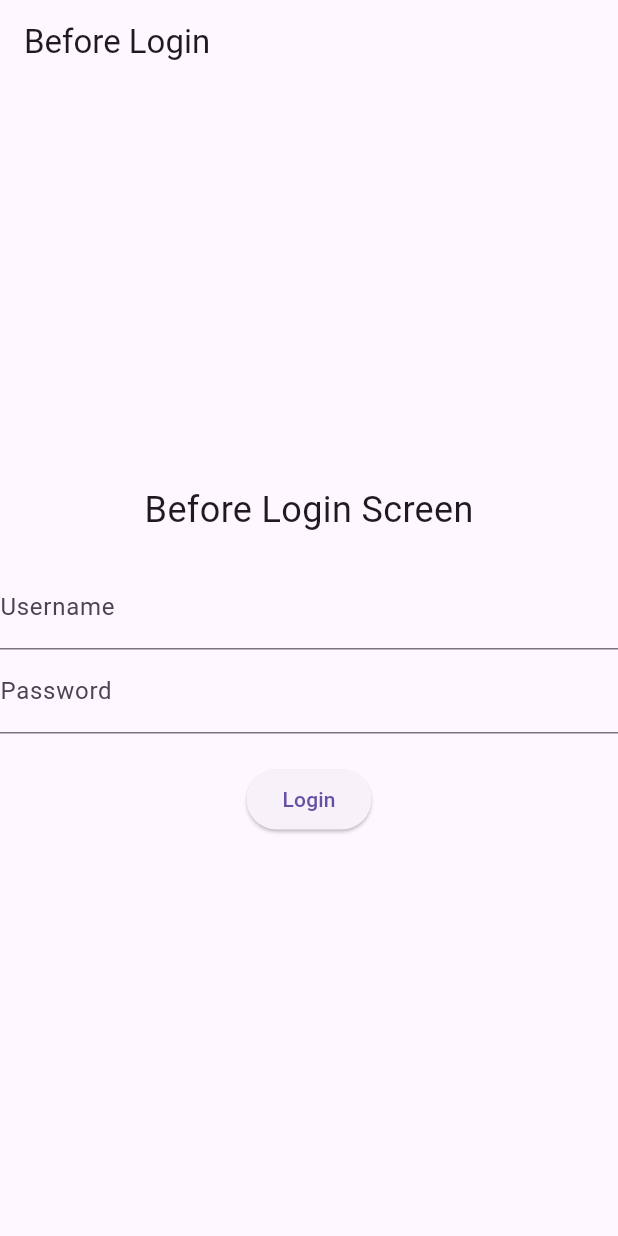
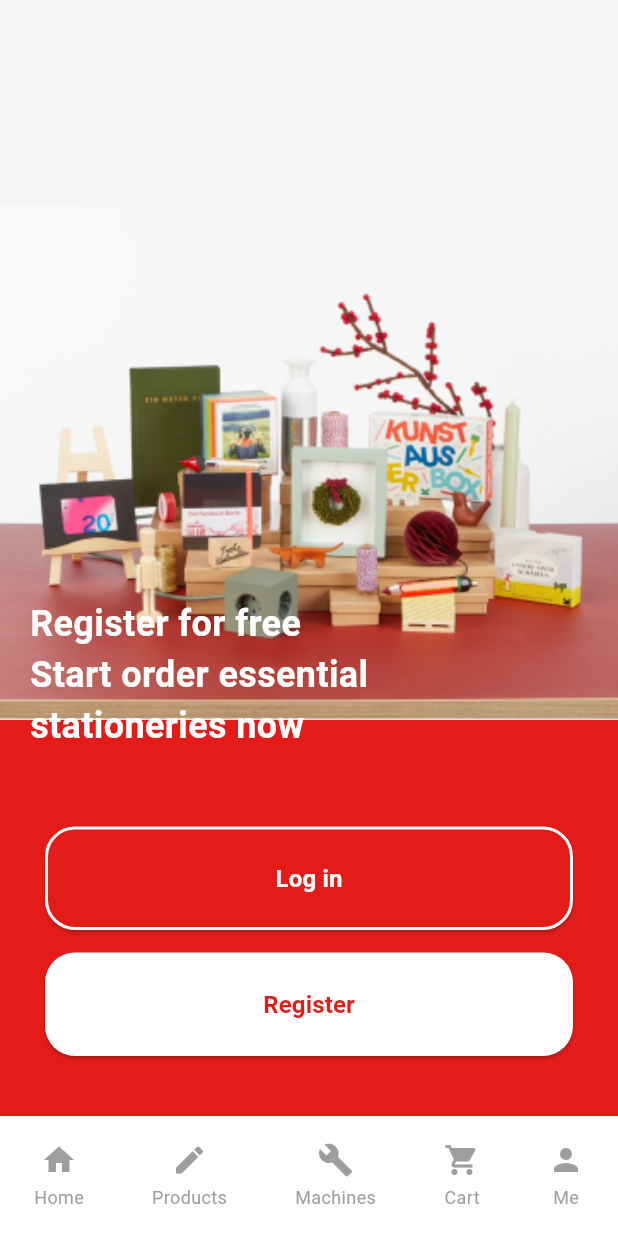
Before and after one commit to MatusOremus123/ModularGO, a Flutter app: the screen it shows after launch, on a phone screen of 412 x 824 dp. Run offline on Flutter 3.47's test engine with Material 3 defaults, Android fonts, the light colour scheme and no system bars.

Commit message:
Before loading page and update

```diff
--- a/lib/screens/before_login_screen.dart
+++ b/lib/screens/before_login_screen.dart
@@ -4,33 +4,135 @@ class BeforeLoginScreen extends StatelessWidget {
   @override
   Widget build(BuildContext context) {
     return Scaffold(
-      appBar: AppBar(
-        title: Text("Before Login"),
+      body: Stack(
+        children: [
+          // Background Container
+          Column(
+            children: [
+              // Top image
+              Container(
+                width: double.infinity,
+                height: 480, // Adjust height for better display
+                child: Image.asset(
+                  'assets/topPicture.png', // Replace with your image path
+                  fit: BoxFit.cover,
                 ),
-      body: Center(
-        child: Column(
-          mainAxisAlignment: MainAxisAlignment.center,
-          children: [
-            Text("Before Login Screen", style: TextStyle(fontSize: 24)),
-            SizedBox(height: 20),
-            TextField(
-              decoration: InputDecoration(labelText: "Username"),
               ),
-            TextField(
-              decoration: InputDecoration(labelText: "Password"),
-              obscureText: true,
+
+              // Remaining space with custom red color
+              Expanded(
+                child: Container(
+                  color: Color(0xFFE31C19), // Updated background color
                 ),
-            SizedBox(height: 20),
-            ElevatedButton(
-              onPressed: () {
-                // Handle login logic here
-                // You can navigate to the home screen or other pages here
-              },
-              child: Text("Login"),
               ),
             ],
           ),
+
+          // Centered Content
+          Column(
+            mainAxisAlignment: MainAxisAlignment.end,
+            children: [
+              // Text Section
+              Padding(
+                padding: const EdgeInsets.symmetric(horizontal: 20.0),
+                child: Align(
+                  alignment: Alignment.centerLeft,
+                  child: Text(
+                    "Register for free\nStart order essential\nstationeries now",
+                    textAlign: TextAlign.left,
+                    style: TextStyle(
+                      color: Colors.white,
+                      fontSize: 24,
+                      fontWeight: FontWeight.bold,
+                    ),
+                  ),
+                ),
+              ),
+              SizedBox(height: 50),
+
+              // Log in Button
+              Padding(
+                padding: const EdgeInsets.symmetric(horizontal: 30.0),
+                child: ElevatedButton(
+                  onPressed: () {
+                    // Handle login logic
+                  },
+                  style: ElevatedButton.styleFrom(
+                    foregroundColor: Colors.white, // Text color
+                    backgroundColor: Color(0xFFE31C19), // Updated background color
+                    shape: RoundedRectangleBorder(
+                      borderRadius: BorderRadius.circular(20), // Less rounded edges
+                      side: BorderSide(color: Colors.white, width: 2), // White outline
+                    ),
+                    padding: EdgeInsets.symmetric(vertical: 23), // Taller button
+                    minimumSize: Size(double.infinity, 60), // Full-width button
+                  ),
+                  child: Text(
+                    "Log in",
+                    style: TextStyle(fontSize: 16, fontWeight: FontWeight.bold),
+                  ),
+                ),
+              ),
+              SizedBox(height: 15),
+
+              // Register Button
+              Padding(
+                padding: const EdgeInsets.symmetric(horizontal: 30.0),
+                child: ElevatedButton(
+                  onPressed: () {
+                    // Handle register logic
+                  },
+                  style: ElevatedButton.styleFrom(
+                    foregroundColor: Color(0xFFE31C19), // Updated text color
+                    backgroundColor: Colors.white, // Background color
+                    shape: RoundedRectangleBorder(
+                      borderRadius: BorderRadius.circular(20), // Less rounded edges
+                    ),
+                    padding: EdgeInsets.symmetric(vertical: 23), // Taller button
+                    minimumSize: Size(double.infinity, 60), // Full-width button
+                  ),
+                  child: Text(
+                    "Register",
+                    style: TextStyle(fontSize: 16, fontWeight: FontWeight.bold),
+                  ),
+                ),
+              ),
+              SizedBox(height: 40),
+
+              // Bottom Task Bar
+              Container(
+                height: 80,
+                color: Colors.white,
+                child: Row(
+                  mainAxisAlignment: MainAxisAlignment.spaceAround,
+                  children: [
+                    _buildTaskBarItem(icon: Icons.home, label: "Home"),
+                    _buildTaskBarItem(icon: Icons.edit, label: "Products"),
+                    _buildTaskBarItem(icon: Icons.build, label: "Machines"),
+                    _buildTaskBarItem(icon: Icons.shopping_cart, label: "Cart"),
+                    _buildTaskBarItem(icon: Icons.person, label: "Me"),
+                  ],
+                ),
+              ),
+            ],
+          ),
+        ],
       ),
     );
   }
+
+  // Function to build each task bar item
+  Widget _buildTaskBarItem({required IconData icon, required String label}) {
+    return Column(
+      mainAxisAlignment: MainAxisAlignment.center,
+      children: [
+        Icon(icon, color: Colors.grey),
+        SizedBox(height: 4),
+        Text(
+          label,
+          style: TextStyle(color: Colors.grey, fontSize: 12),
+        ),
+      ],
+    );
   }
+}
--- a/pubspec.yaml
+++ b/pubspec.yaml
@@ -61,6 +61,7 @@ flutter:
     -  assets/Frame 4.png
     -  assets/MODULAR.png
     -  assets/Welcome - 2.png
+    -  assets/topPicture.png
   # The following line ensures that the Material Icons font is
   # included with your application, so that you can use the icons in
   # the material Icons class.
```
Also changed, not shown: assets/feeling face, emotions.jpg (deleted), assets/topPicture.png (added), lib/screens/second_page.dart (line endings or trailing spaces). Lines whose indentation alone changed are shown as unchanged.
